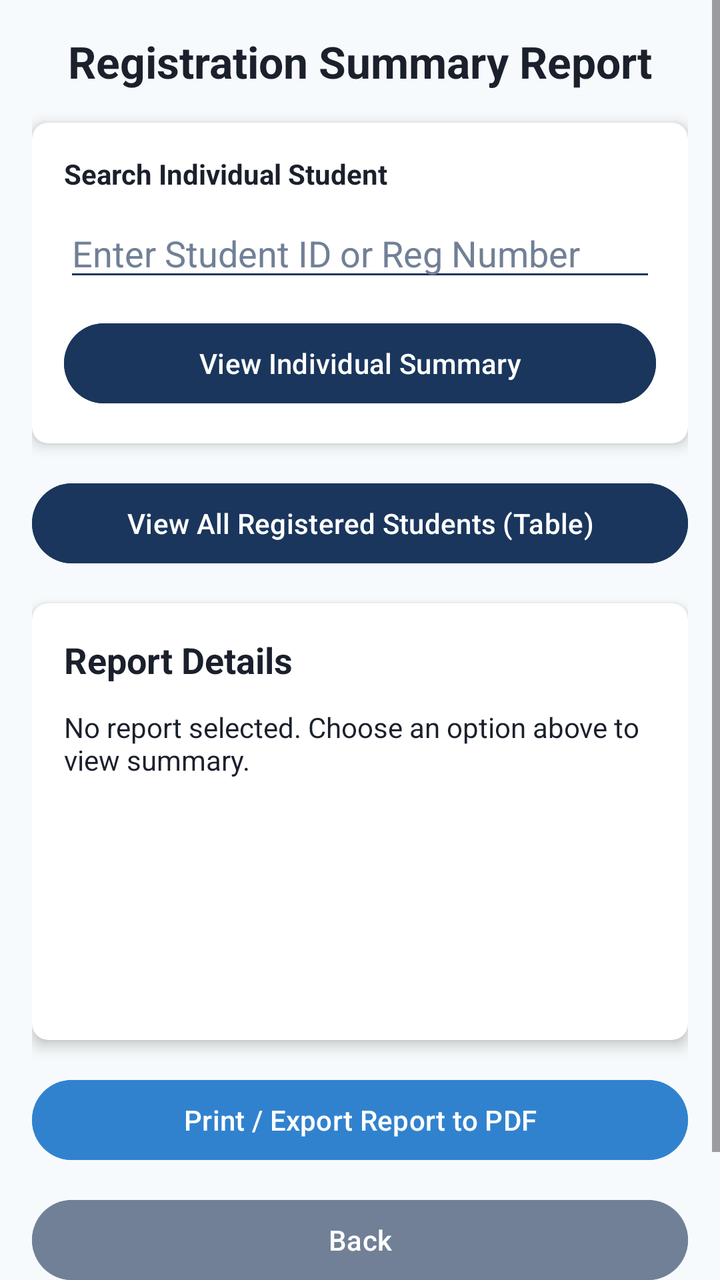
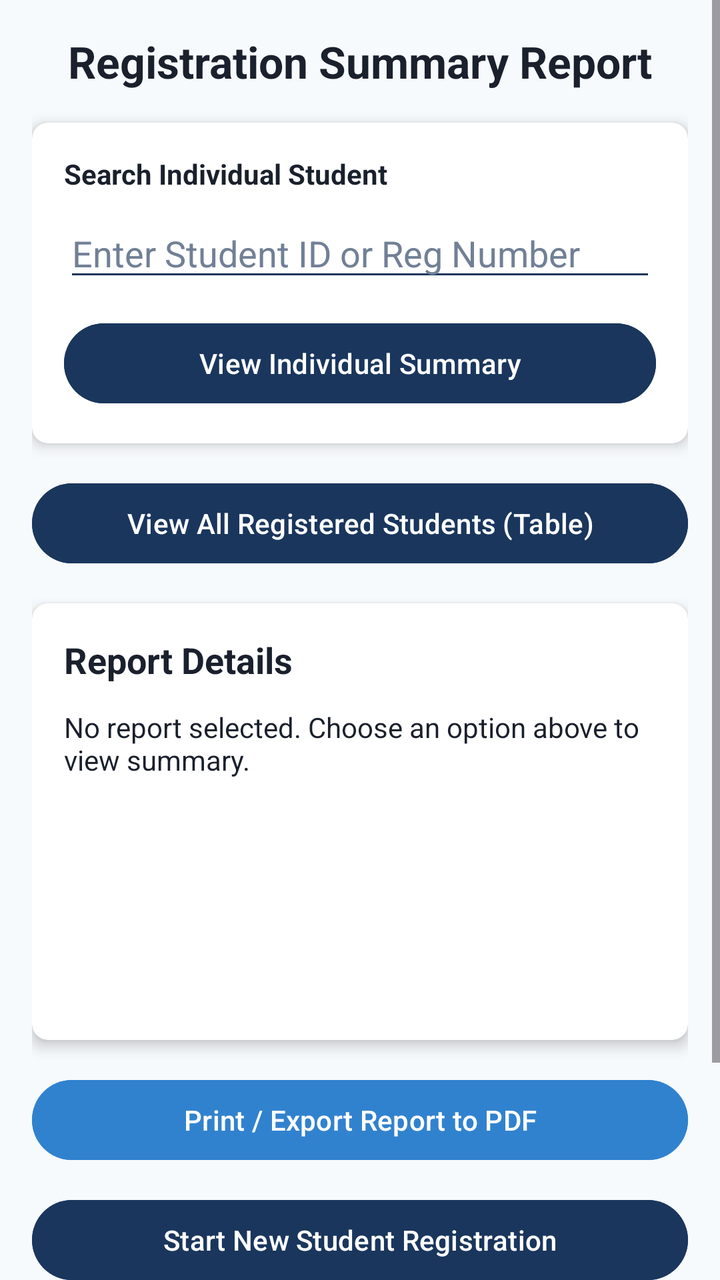

Before-and-after screenshots of an Android layout around one commit, followed by the original layout XML and the change that was made.
<!-- AndroidManifest.xml: application theme Theme.UniversityRegistrationApp -->
<!-- res/layout/activity_summary.xml -->
<?xml version="1.0" encoding="utf-8"?>
<ScrollView xmlns:android="http://schemas.android.com/apk/res/android"
    xmlns:app="http://schemas.android.com/apk/res-auto"
    xmlns:tools="http://schemas.android.com/tools"
    android:layout_width="match_parent"
    android:layout_height="match_parent"
    android:background="@color/background_light"
    android:fillViewport="true"
    tools:context=".activities.SummaryActivity">

    <LinearLayout
        android:layout_width="match_parent"
        android:layout_height="wrap_content"
        android:orientation="vertical"
        android:padding="16dp">

        
        <TextView
            android:layout_width="match_parent"
            android:layout_height="wrap_content"
            android:text="Registration Summary Report"
            android:textColor="@color/text_dark"
            android:textSize="22sp"
            android:textStyle="bold"
            android:gravity="center"
            android:layout_marginBottom="16dp" />

        
        <androidx.cardview.widget.CardView
            android:layout_width="match_parent"
            android:layout_height="wrap_content"
            app:cardBackgroundColor="@color/card_white"
            app:cardCornerRadius="8dp"
            app:cardElevation="4dp"
            android:layout_marginBottom="16dp">

            <LinearLayout
                android:layout_width="match_parent"
                android:layout_height="wrap_content"
                android:orientation="vertical"
                android:padding="16dp">

                <TextView
                    android:layout_width="wrap_content"
                    android:layout_height="wrap_content"
                    android:text="Search Individual Student"
                    android:textColor="@color/text_dark"
                    android:textStyle="bold"
                    android:layout_marginBottom="8dp" />

                <EditText
                    android:id="@+id/etSearchStudentId"
                    android:layout_width="match_parent"
                    android:layout_height="wrap_content"
                    android:hint="Enter Student ID or Reg Number"
                    android:inputType="text"
                    android:backgroundTint="@color/primary_blue"
                    android:textColor="@color/text_dark"
                    android:textColorHint="@color/text_muted"
                    android:layout_marginBottom="12dp" />

                <Button
                    android:id="@+id/btnViewIndividual"
                    android:layout_width="match_parent"
                    android:layout_height="wrap_content"
                    android:text="View Individual Summary"
                    android:backgroundTint="@color/primary_blue"
                    android:textColor="@color/card_white" />

            </LinearLayout>
        </androidx.cardview.widget.CardView>

        
        <Button
            android:id="@+id/btnViewAll"
            android:layout_width="match_parent"
            android:layout_height="wrap_content"
            android:text="View All Registered Students (Table)"
            android:backgroundTint="@color/primary_blue"
            android:textColor="@color/card_white"
            android:layout_marginBottom="16dp" />

        
        <androidx.cardview.widget.CardView
            android:layout_width="match_parent"
            android:layout_height="wrap_content"
            app:cardBackgroundColor="@color/card_white"
            app:cardCornerRadius="8dp"
            app:cardElevation="4dp"
            android:layout_marginBottom="16dp">

            <LinearLayout
                android:layout_width="match_parent"
                android:layout_height="wrap_content"
                android:orientation="vertical"
                android:padding="16dp">

                <TextView
                    android:id="@+id/tvReportTitle"
                    android:layout_width="wrap_content"
                    android:layout_height="wrap_content"
                    android:text="Report Details"
                    android:textColor="@color/text_dark"
                    android:textStyle="bold"
                    android:textSize="18sp"
                    android:layout_marginBottom="12dp" />

                
                <TextView
                    android:id="@+id/tvSummaryContent"
                    android:layout_width="match_parent"
                    android:layout_height="wrap_content"
                    android:text="No report selected. Choose an option above to view summary."
                    android:textColor="@color/text_dark"
                    android:textSize="14sp"
                    android:minHeight="150dp" />

                
                <HorizontalScrollView
                    android:id="@+id/scrollTableContainer"
                    android:layout_width="match_parent"
                    android:layout_height="wrap_content"
                    android:visibility="gone">

                    <TableLayout
                        android:id="@+id/tableAllStudents"
                        android:layout_width="wrap_content"
                        android:layout_height="wrap_content"
                        android:padding="4dp">
                    </TableLayout>
                </HorizontalScrollView>

            </LinearLayout>
        </androidx.cardview.widget.CardView>

        
        <Button
            android:id="@+id/btnPrintReport"
            android:layout_width="match_parent"
            android:layout_height="wrap_content"
            android:text="Print / Export Report to PDF"
            android:backgroundTint="@color/accent_sky_blue"
            android:textColor="@color/card_white"
            android:layout_marginBottom="12dp" />

        
        <Button
            android:id="@+id/btnBack"
            android:layout_width="match_parent"
            android:layout_height="wrap_content"
            android:text="Back"
            android:backgroundTint="@color/text_muted"
            android:textColor="@color/card_white"
            android:layout_marginBottom="16dp" />

        
        <TextView
            android:id="@+id/tvFooterTagline"
            android:layout_width="match_parent"
            android:layout_height="wrap_content"
            android:text="USIU Africa - Education to take you places"
            android:textColor="@color/text_muted"
            android:textSize="14sp"
            android:textStyle="italic"
            android:gravity="center"
            android:layout_marginBottom="16dp" />

    </LinearLayout>
</ScrollView>
<!-- resources referenced by this layout -->
<resources>
  <color name="accent_sky_blue">#3182CE</color>
  <color name="background_light">#F7FAFC</color>
  <color name="card_white">#FFFFFF</color>
  <color name="primary_blue">#1A365D</color>
  <color name="text_dark">#1A202C</color>
  <color name="text_muted">#718096</color>
  <style name="Theme.UniversityRegistrationApp" parent="Base.Theme.UniversityRegistrationApp" />
  <style name="Base.Theme.UniversityRegistrationApp" parent="Theme.Material3.DayNight.NoActionBar">
          
          
      </style>
</resources>

<!-- the commit's change to res/layout/activity_summary.xml (unified diff, before → after) -->
@@ -145,6 +145,16 @@
 
         
         <Button
+            android:id="@+id/btnGoToRegistration"
+            android:layout_width="match_parent"
+            android:layout_height="wrap_content"
+            android:text="Start New Student Registration"
+            android:backgroundTint="@color/primary_blue"
+            android:textColor="@color/card_white"
+            android:layout_marginBottom="12dp" />
+
+        
+        <Button
             android:id="@+id/btnBack"
             android:layout_width="match_parent"
             android:layout_height="wrap_content"
